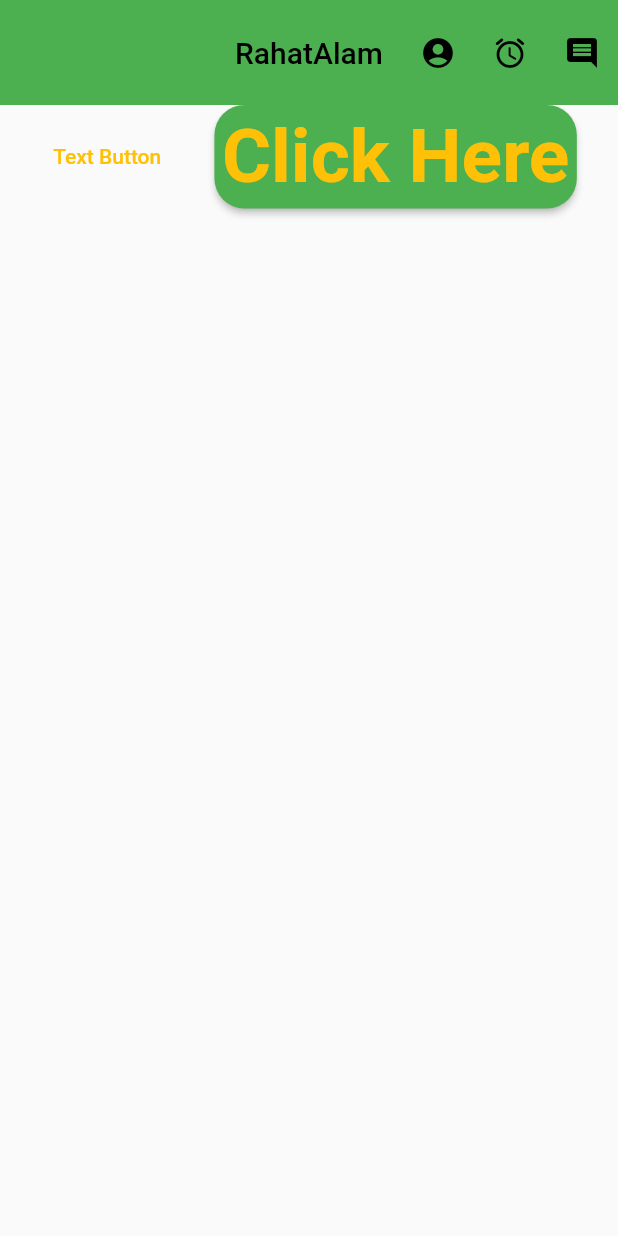
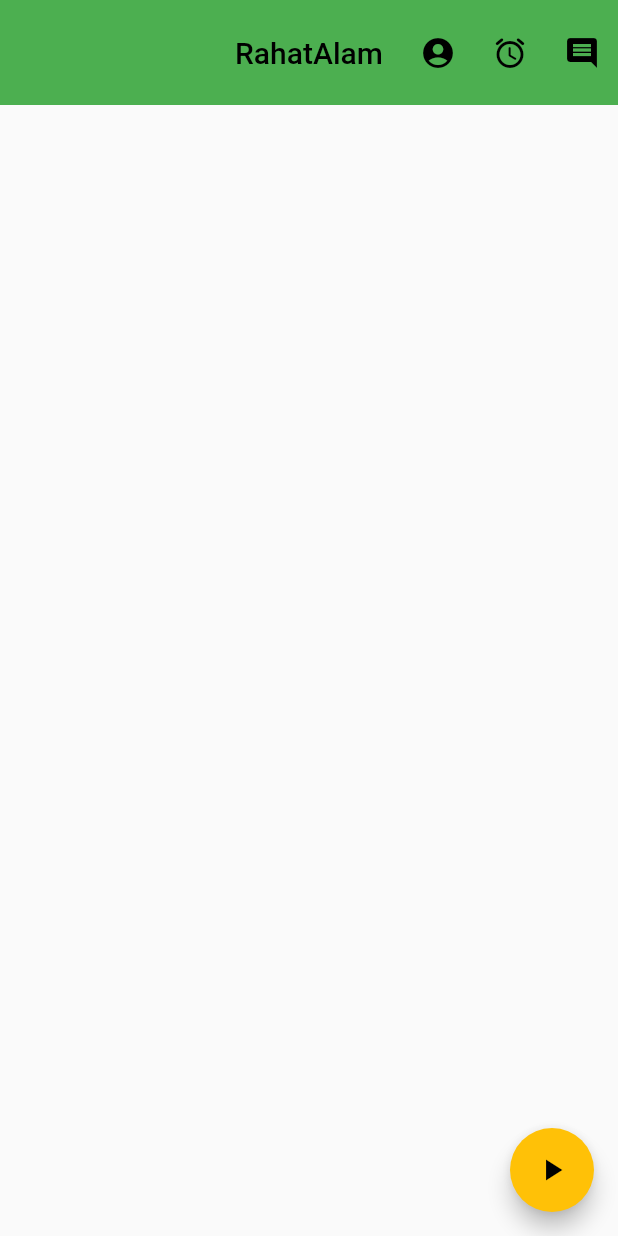
Before and after one commit to githrahat/Rahat_FlutterApp, a Flutter app: the screen it shows after launch, on a phone screen of 412 x 824 dp. Run offline on Flutter 3.47's test engine with Material 2 defaults, Android fonts, the phone set to English and light mode, and no system bars.

Commit message:
FloatingActionButton-Done

```diff
--- a/lib/main.dart
+++ b/lib/main.dart
@@ -1,10 +1,4 @@
-import 'package:flutter/material.dart'; // Libary File
-
-/// main() -> Entry points of code
-/// runApp() -> Entry points of Apps
-/// MaterialApp, Scaffold, AppBar, Text etc are 'class / Widgets'
-/// home: , appBar: , title: etc are called 'property / attributes'
-///
+import 'package:flutter/material.dart';
 
 main() {
   // projects entry point
@@ -36,7 +30,9 @@ class HelloWorldApp extends StatelessWidget {
 }
 
 class homeactivity extends StatelessWidget {
-  const homeactivity({Key? key}) : super(key: key);
+
+  //const homeactivity({Key? key}) : super(key: key);
+  TextEditingController controller = TextEditingController();
 
   MySnackbar(message, context) {
     return ScaffoldMessenger.of(context).showSnackBar(
@@ -69,29 +65,30 @@ class homeactivity extends StatelessWidget {
           ],
         ),
 
-        body: Row(
-            mainAxisAlignment: MainAxisAlignment.spaceEvenly,
-            children: [
+        // it floats in the centre
+        //floatingActionButtonLocation: FloatingActionButtonLocation.centerFloat,
+        floatingActionButton: FloatingActionButton(
+        onPressed: (){
+          showDialog(context: context, builder: (context){
+            return AlertDialog(
+              title: Text('Have you read our conditions?'),
+              content: Text('Everysingle of them'),
+              actions: [
+                TextButton(onPressed: (){}, child: Text('YES')),
+                TextButton(onPressed: (){}, child: Text('NO'))
+              ],
+            );
+          });
+        },
+        child: Icon(Icons.play_arrow),
+          /*
+           For showing any text in the floatingActionButton
 
-            TextButton(onPressed: ()
-        {MySnackbar('Iam Text Button', context);},
-        child: Text('Text Button')),
-
-
-        ElevatedButton(
-          style: ElevatedButton.styleFrom(  // it is used inside the Elevated Button, to style it
-          backgroundColor: Colors.green,
-          foregroundColor: Colors.amber,
-          textStyle: TextStyle(fontSize: 50, fontWeight: FontWeight.bold),
-          shape: RoundedRectangleBorder(
-          borderRadius: BorderRadius.circular(20)
-          ),
-          padding: EdgeInsets.all(5),
-          ),
-        onPressed: (){}, child: Text('Click Here')
-        ),
-            ],
-      )
+          floatingActionButton: FloatingActionButton.extended(
+            onPressed: (){},
+            label: Text('Press'),
+           */
+    ),
     );
   }
 }
--- a/pubspec.yaml
+++ b/pubspec.yaml
@@ -60,8 +60,7 @@ flutter:
   uses-material-design: true
 
   # To add assets to your application, add an assets section, like this:
-  # assets:
-  #   - images/a_dot_burr.jpeg
+   #assets:
   #   - images/a_dot_ham.jpeg
 
   # An image asset can refer to one or more resolution-specific "variants", see
```
Also changed, not shown: assets/images/android.jpg (added).
